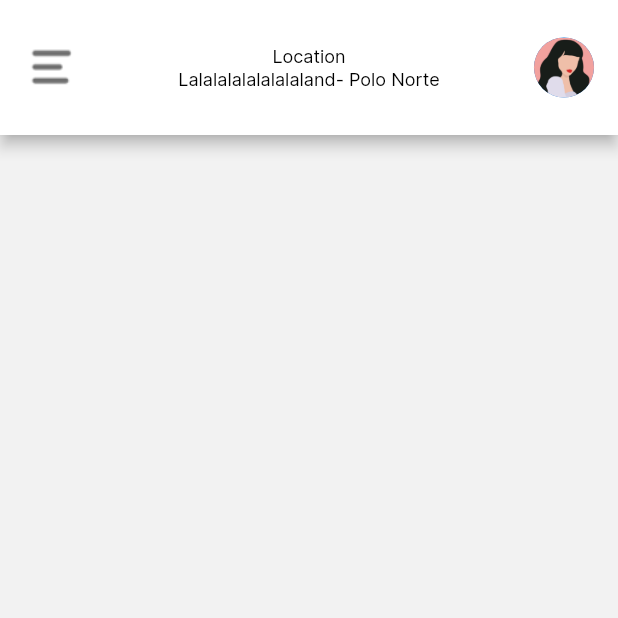
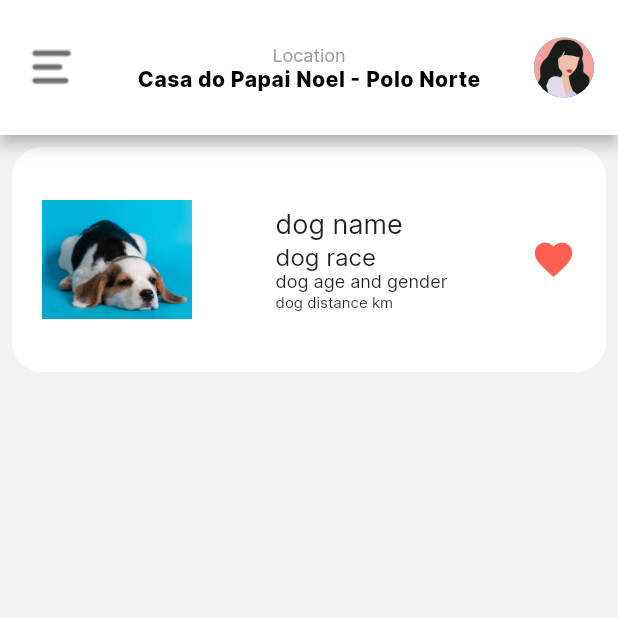
Before and after one commit to AkaciaPark/challenge2, a Flutter app: the screen it shows after launch, on a phone screen of 412 x 824 dp, the top half of it. Run offline on Flutter 3.47's test engine with Material 2 defaults, Android fonts, the phone set to English and light mode, and no system bars.

Commit message:
did the first dog list card- widget

```diff
--- a/lib/app/theme/custom_theme.dart
+++ b/lib/app/theme/custom_theme.dart
@@ -4,9 +4,12 @@ class CustomTheme {
   static ThemeData themeData = ThemeData(
     appBarTheme: const AppBarTheme(
       backgroundColor: Colors.white,
+
       // elevation: 0,
       // centerTitle: true,
     ),
     scaffoldBackgroundColor: Color.fromRGBO(242, 242, 242, 1),
+    fontFamily: 'Inter',
+
   );
 }
--- a/lib/app/widgets_appBar/first_screen_widgets_appBar.dart
+++ b/lib/app/widgets_appBar/first_screen_widgets_appBar.dart
@@ -1,7 +1,4 @@
-// aqui vai ser o arquivo "main" dos widgets do cabeçalho(appBar)
-// vou chamar aqui depois os widgets que eu criar
-
-import 'package:challenge2/app/widgets_appBar/avatar_in_circle_widgets_appBar.dart';
+import 'package:challenge2/app/widgets_appBar/avatar_in_circle_widgets_appbar.dart';
 import 'package:challenge2/app/widgets_appBar/location_text_widgets_appBar.dart';
 import 'package:challenge2/app/widgets_appBar/menu_icon_widgets_appBar.dart';
 import 'package:flutter/material.dart';
@@ -23,6 +20,74 @@ class FirstScreen extends StatelessWidget {
           ],
         ),
       ),
+      body: Column(
+        mainAxisAlignment: MainAxisAlignment.start,
+        children: [
+          Padding(
+            padding: const EdgeInsets.all(8.0),
+            child: Container(
+              width: double.infinity,
+              height: 150,
+              decoration: BoxDecoration(
+                borderRadius: BorderRadius.circular(20),
+                color: Colors.white,
+              ),
+              child: Padding(
+                padding: const EdgeInsets.only(
+                  top: 10,
+                  bottom: 10,
+                  left: 20,
+                  right: 20,
+                ),
+                child: Row(
+                    mainAxisAlignment: MainAxisAlignment.spaceBetween,
+                    crossAxisAlignment: CrossAxisAlignment.center,
+                    children: [
+                      Container(
+                        decoration: BoxDecoration(
+                          borderRadius: BorderRadius.circular(30),
+                        ),
+                        child: Image.asset(
+                          'assets/images/first_screen_images/beagle_home.png',
+                          height: 100,
+                          width: 100,
+                        ),
+                      ),
+                      Column(
+                        mainAxisAlignment: MainAxisAlignment.center,
+                        crossAxisAlignment: CrossAxisAlignment.start,
+                        children: const [
+                          Text(
+                            'dog name',
+                            style: TextStyle(
+                              fontSize: 18,
+                            ),
+                          ),
+                          Text(
+                            'dog race',
+                            style: TextStyle(fontSize: 16),
+                          ),
+                          Text(
+                            'dog age and gender',
+                            style: TextStyle(fontSize: 12),
+                          ),
+                          Text(
+                            'dog distance km',
+                            style: TextStyle(fontSize: 10),
+                          ),
+                        ],
+                      ),
+                      const Icon(
+                        Icons.favorite,
+                        size: 30,
+                        color: Color.fromRGBO(255, 95, 80, 1),
+                      )
+                    ]),
+              ),
+            ),
+          ),
+        ],
+      ),
     );
   }
 }
--- a/lib/app/widgets_appBar/location_text_widgets_appBar.dart
+++ b/lib/app/widgets_appBar/location_text_widgets_appBar.dart
@@ -6,22 +6,24 @@ class LocationText extends StatelessWidget {
   @override
   Widget build(BuildContext context) {
     return Column(
-      children:const [
+      children: const [
         Text(
           'Location',
           style: TextStyle(
             fontWeight: FontWeight.normal,
             fontSize: 12,
-            color: Colors.black,
+            color: Colors.grey,
+
             fontFamily: 'Inter',
           ),
         ),
         Text(
-          'Lalalalalalalalaland- Polo Norte',
+          'Casa do Papai Noel - Polo Norte',
           style: TextStyle(
-            fontSize: 12,
-            fontWeight: FontWeight.normal,
+            fontSize: 14,
+            fontWeight: FontWeight.bold,
             color: Colors.black,
+            letterSpacing: 0.4,
             fontFamily: 'Inter',
           ),
         ),
--- a/lib/main.dart
+++ b/lib/main.dart
@@ -1,5 +1,6 @@
+import 'package:challenge2/app/exercicio_primeira_tela.dart';
 import 'package:challenge2/app/theme/custom_theme.dart';
-import 'package:challenge2/app/widgets_appBar/first_screen_widgets_appBar.dart';
+import 'package:challenge2/app/widgets_appBar/first_screen_widgets_appbar.dart';
 import 'package:flutter/material.dart';
 
 void main() {
```
Also changed, not shown: lib/app/exercicio_primeira_tela.dart (added, +59 -0 lines), pubspec.yaml (+5 -5 lines).
